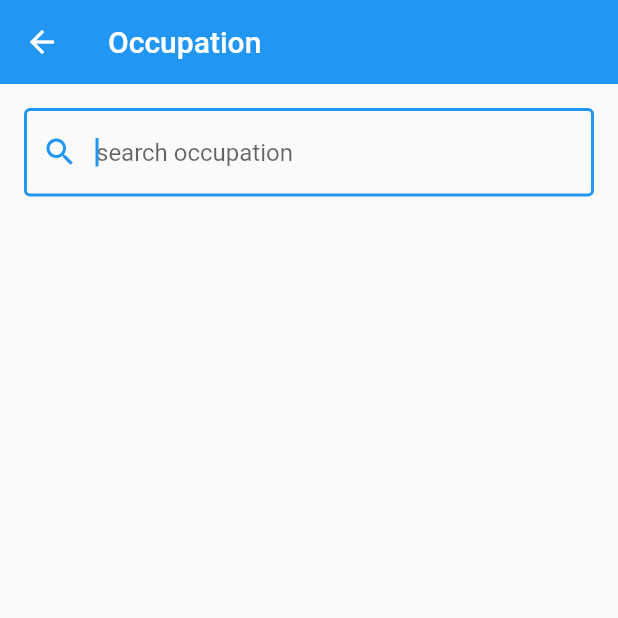
After one commit to mitchellnwakusor/on_demand, a Flutter app: the SearchScreen screen opened directly, on a phone screen of 412 x 824 dp, the top half of it. The commit adds this screen. Run offline on Flutter 3.47's test engine with Material 2 defaults, Android fonts, the phone set to English and light mode, and no system bars; our stand-ins replace firebase_auth, firebase_core, sqflite; accounts and stored records are empty.

Commit message:
added sql database and occupation search

```diff
--- a/lib/Core/local_database.dart
+++ b/lib/Core/local_database.dart
@@ -11,7 +11,10 @@ class LocalDatabase {
   LocalDatabase._init();
 
   final _databaseRef = 'config.db';
+
   static Database? _database;
+
+  //database init
   Future<Database> get database async {
     if(_database!=null) return _database!;
 
@@ -19,7 +22,7 @@ class LocalDatabase {
     return _database!;
   }
 
-
+  //init method
   Future<Database?> _initializeDatabase() async {
     //locally scoped database reference
     Database? db;
@@ -48,6 +51,7 @@ class LocalDatabase {
     return db;
   }
 
+  //extracted init methods
   Future<String> _getLocalDatabasePath() async {
     late String localDatabasePath;
     if (Platform.isAndroid) {
--- a/lib/Core/routes.dart
+++ b/lib/Core/routes.dart
@@ -1,4 +1,5 @@
 import 'package:flutter/material.dart';
+import 'package:on_demand/UI/Screens/search_input_screen.dart';
 
 import 'authentication_handler.dart';
 import '../UI/Screens/login_screen.dart';
@@ -10,6 +11,8 @@ Route<dynamic>? generateRoute (RouteSettings settings) {
       return MaterialPageRoute(builder: (_)=> const RegisterScreen());
     case LoginScreen.id:
       return MaterialPageRoute(builder: (_)=> const LoginScreen());
+    case SearchScreen.id:
+      return MaterialPageRoute(builder: (_)=> const SearchScreen());
     default:
       return MaterialPageRoute(builder: (_)=> const AuthenticationHandler()); //initial route
   }
@@ -17,3 +20,4 @@ Route<dynamic>? generateRoute (RouteSettings settings) {
 
 String registerScreen = RegisterScreen.id;
 String loginScreen = LoginScreen.id;
+String searchScreen = SearchScreen.id;
--- /dev/null
+++ b/lib/UI/Screens/search_input_screen.dart
@@ -0,0 +1,91 @@
+import 'package:flutter/material.dart';
+import 'package:on_demand/Core/local_database.dart';
+import 'package:on_demand/Utilities/constants.dart';
+
+class SearchScreen extends StatefulWidget {
+  const SearchScreen({super.key});
+  static const id = 'search_screen';
+
+  @override
+  State<SearchScreen> createState() => _SearchScreenState();
+}
+
+class _SearchScreenState extends State<SearchScreen> {
+  TextEditingController searchController = TextEditingController();
+  String? selectedOccupation;
+  List<String> searchResults = [];
+
+  void searchForOccupation(String keyword) async{
+    List<String> result = [];
+    //gets database
+    var database = await LocalDatabase.instance.database;
+    //query database for keyword
+    var query = await database.query('occupation',columns: ['name'],where: 'name LIKE ?',whereArgs: ['%$keyword%'],orderBy: 'name ASC');
+    if(query.isNotEmpty){
+      //add map value to result list
+      for (Map occupation in query) {
+        occupation.forEach((key, value) {
+          result.add(value);
+          });
+        }
+      }
+      searchResults = result;
+      setState(() {});
+  }
+
+
+  @override
+  void initState() {
+    //run initial search for all items in database
+    searchForOccupation('');
+    super.initState();
+  }
+
+  @override
+  void dispose() {
+    searchController.dispose();
+    super.dispose();
+  }
+  @override
+  Widget build(BuildContext context) {
+    return Scaffold(
+      appBar: AppBar(
+        elevation: 0,
+        title: const Text('Occupation'),
+      ),
+      body:  Padding(
+        padding: kMobileBodyPadding,
+        child: Column(
+          crossAxisAlignment: CrossAxisAlignment.stretch,
+          children: [
+            TextField(
+              decoration: const InputDecoration(
+                border: OutlineInputBorder(),
+                prefixIcon: Icon(Icons.search),
+                hintText: 'search occupation'
+              ),
+              controller: searchController,
+              autofocus: true,
+              onChanged: (value){
+                searchForOccupation(value);
+              },
+
+            ),
+            Expanded(
+              child: ListView.separated(
+                  itemBuilder: (BuildContext _,int index){
+                    return ListTile(
+                    style: ListTileStyle.list,
+                    title: Text(searchResults[index]),
+                    onTap: ()=> Navigator.pop(context,searchResults[index]), // pop screen and return search result
+                  );
+                  },
+                  separatorBuilder: (BuildContext _,int index) => const Divider(color: Colors.black87,height: 8,),
+                  itemCount: searchResults.length)
+            )
+          ],
+        ),
+      ),
+    );
+  }
+}
```
Also changed, not shown: lib/Core/authentication_handler.dart (+0 -18 lines), lib/UI/Screens/register_screen.dart (+52 -7 lines), 1 other file.
